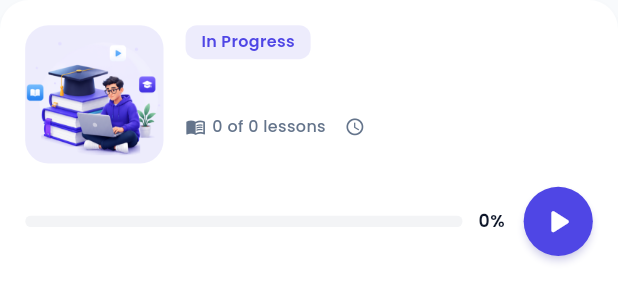
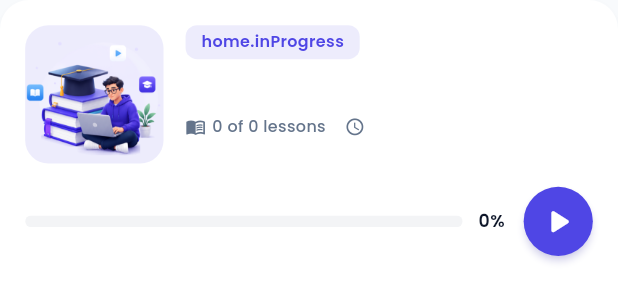
Before and after one commit to zezo12322/Learning-Management-System, a Flutter app: the ContinueLearningCard widget shown alone on an empty page, opened directly with empty values, on a phone screen of 412 x 824 dp. Shown: the top 300 px of the screen. Run offline on Flutter 3.47's test engine with Material 3 defaults, Android fonts, the phone set to English and light mode, and no system bars; our stand-ins replace cached_network_image, cloud_firestore, dartz, easy_localization, equatable, firebase_auth and 15 more; missing offline and left inert: firebase_data_connect; accounts and stored records are empty; network calls fail.

Commit message:
feat: enhance localization by replacing hardcoded strings with translation keys in ContinueLearningCard

```diff
--- a/mobile/lib/features/home/presentation/widgets/continue_learning_card.dart
+++ b/mobile/lib/features/home/presentation/widgets/continue_learning_card.dart
@@ -66,7 +66,7 @@ class ContinueLearningCard extends StatelessWidget {
                             borderRadius: BorderRadius.circular(8.r),
                           ),
                           child: Text(
-                            'In Progress',
+                            'home.inProgress'.tr(),
                             style: TextStyles.labelSmall.copyWith(
                               color: Theme.of(context).colorScheme.primary,
                               fontWeight: FontWeights.semiBold,
@@ -89,8 +89,7 @@ class ContinueLearningCard extends StatelessWidget {
                           children: [
                             _MetaItem(
                               icon: Icons.menu_book_outlined,
-                              label:
-                              'home.of_lessons'.tr(
+                              label: 'home.of_lessons'.tr(
                                 namedArgs: {
                                   'completed': '$lessonsCompleted',
                                   'total': '$totalLessons',
```
